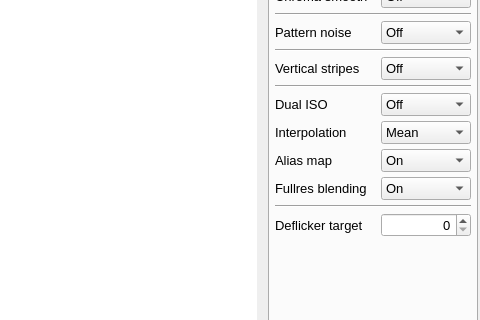
Above: platform/qt/MainWindow.ui from ilia3101/MLV-App before the change; both pictures show x 720 to 1200 and y 356 to 676 of the 1200 by 766 pixel window. Below: the same form after it.
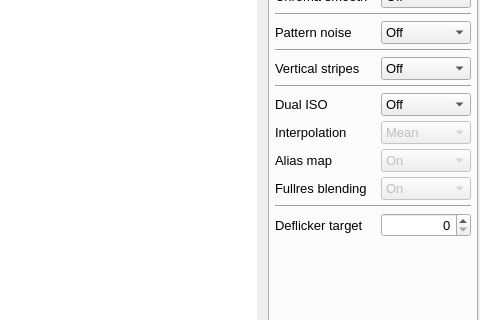
That is the form after the change. The open tabs and pages were chosen to show the change. Icons and pictures are not drawn. Custom widgets are drawn as their Qt base class.

Commit message: QtApp: disable dualIso checkboxes also when dualIso=Off

```diff
--- a/platform/qt/MainWindow.ui
+++ b/platform/qt/MainWindow.ui
@@ -1774,6 +1774,9 @@
              </item>
              <item>
               <widget class="QComboBox" name="comboBoxDualISOInterpolation">
+               <property name="enabled">
+                <bool>false</bool>
+               </property>
                <property name="maximumSize">
                 <size>
                  <width>90</width>
@@ -1816,6 +1819,9 @@
              </item>
              <item>
               <widget class="QComboBox" name="comboBoxDualISOAliasMap">
+               <property name="enabled">
+                <bool>false</bool>
+               </property>
                <property name="maximumSize">
                 <size>
                  <width>90</width>
@@ -1858,6 +1864,9 @@
              </item>
              <item>
               <widget class="QComboBox" name="comboBoxDualISOFullresBlending">
+               <property name="enabled">
+                <bool>false</bool>
+               </property>
                <property name="maximumSize">
                 <size>
                  <width>90</width>
```
The commit also changes 1 other file.
